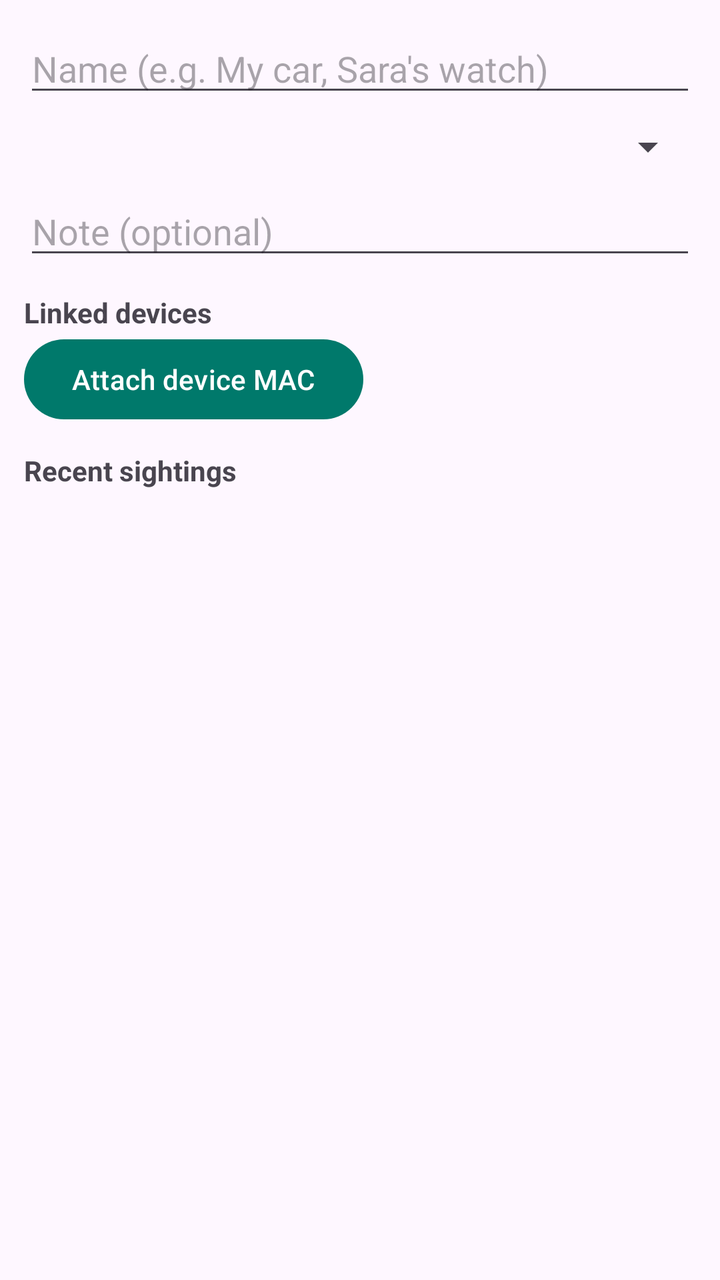
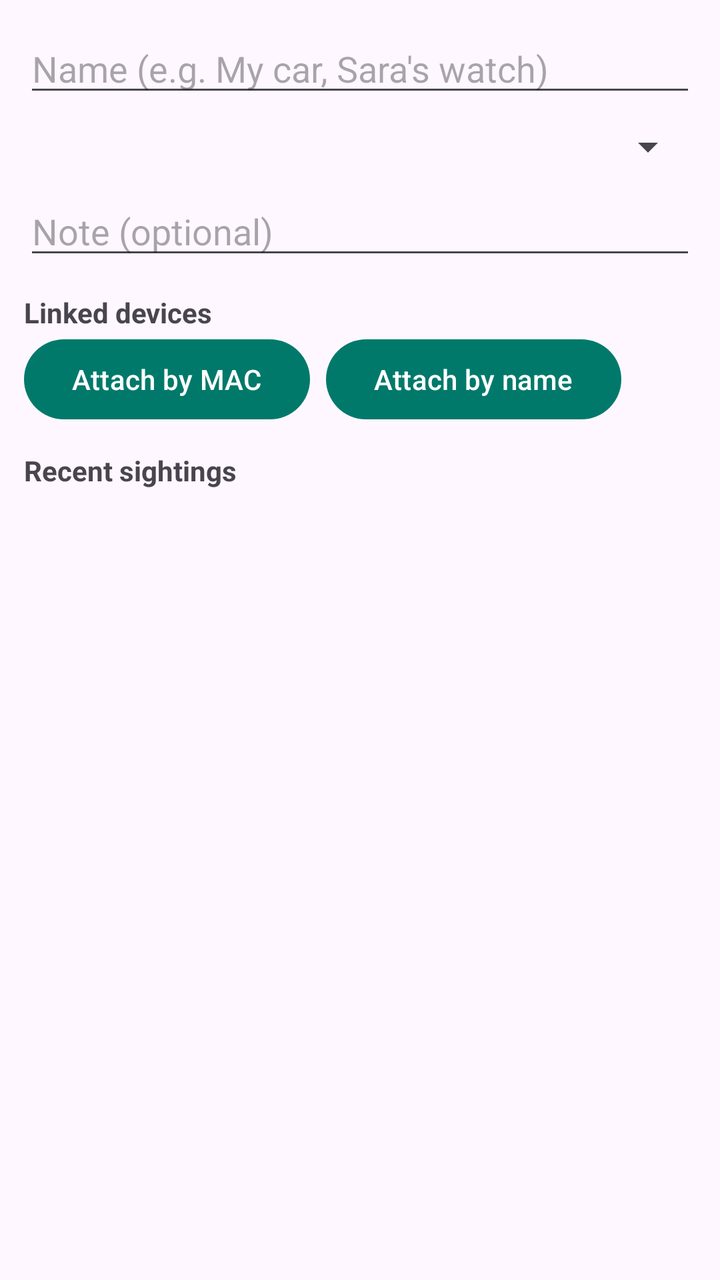

The first picture is an Android layout as it rendered before a commit; the second is the same layout after the commit. The layout source and the unified diff follow.
<!-- AndroidManifest.xml: application theme Theme.AroundMe -->
<!-- res/layout/activity_object_detail.xml -->
<?xml version="1.0" encoding="utf-8"?>
<ScrollView xmlns:android="http://schemas.android.com/apk/res/android"
    android:layout_width="match_parent"
    android:layout_height="match_parent">

    <LinearLayout
        android:layout_width="match_parent"
        android:layout_height="wrap_content"
        android:orientation="vertical"
        android:padding="12dp">

        <EditText
            android:id="@+id/editName"
            android:layout_width="match_parent"
            android:layout_height="wrap_content"
            android:hint="Name (e.g. My car, Sara's watch)" />

        <Spinner
            android:id="@+id/spinnerType"
            android:layout_width="match_parent"
            android:layout_height="wrap_content"
            android:layout_marginVertical="8dp" />

        <EditText
            android:id="@+id/editNote"
            android:layout_width="match_parent"
            android:layout_height="wrap_content"
            android:hint="Note (optional)" />

        <TextView
            android:layout_width="match_parent"
            android:layout_height="wrap_content"
            android:paddingTop="12dp"
            android:text="Linked devices"
            android:textStyle="bold" />

        <androidx.recyclerview.widget.RecyclerView
            android:id="@+id/listDevices"
            android:layout_width="match_parent"
            android:layout_height="wrap_content"
            android:nestedScrollingEnabled="false" />

        <Button
            android:id="@+id/btnAttachDevice"
            android:layout_width="wrap_content"
            android:layout_height="wrap_content"
            android:text="Attach device MAC" />

        <TextView
            android:layout_width="match_parent"
            android:layout_height="wrap_content"
            android:paddingTop="12dp"
            android:text="Recent sightings"
            android:textStyle="bold" />

        <androidx.recyclerview.widget.RecyclerView
            android:id="@+id/listSightings"
            android:layout_width="match_parent"
            android:layout_height="wrap_content"
            android:nestedScrollingEnabled="false" />
    </LinearLayout>
</ScrollView>
<!-- resources referenced by this layout -->
<resources>
  <style name="Theme.AroundMe" parent="Theme.Material3.DayNight.NoActionBar">
          <item name="colorPrimary">@color/teal_700</item>
          <item name="colorSecondary">@color/amber_600</item>
      </style>
  <color name="teal_700">#00796B</color>
  <color name="amber_600">#FFB300</color>
</resources>

<!-- the commit's change to res/layout/activity_object_detail.xml (unified diff, before → after) -->
@@ -40,11 +40,24 @@
             android:layout_height="wrap_content"
             android:nestedScrollingEnabled="false" />
 
-        <Button
-            android:id="@+id/btnAttachDevice"
-            android:layout_width="wrap_content"
+        <LinearLayout
+            android:layout_width="match_parent"
             android:layout_height="wrap_content"
-            android:text="Attach device MAC" />
+            android:orientation="horizontal">
+
+            <Button
+                android:id="@+id/btnAttachDevice"
+                android:layout_width="wrap_content"
+                android:layout_height="wrap_content"
+                android:text="Attach by MAC" />
+
+            <Button
+                android:id="@+id/btnAttachName"
+                android:layout_width="wrap_content"
+                android:layout_height="wrap_content"
+                android:layout_marginStart="8dp"
+                android:text="Attach by name" />
+        </LinearLayout>
 
         <TextView
             android:layout_width="match_parent"
